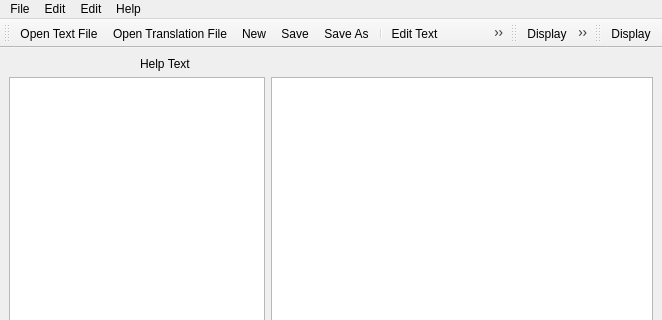
Qt form ui/texttrainer.ui (jkanev/texttrainer) before a commit; both pictures show x 0 to 662 and y 0 to 320 of the 662 by 629 pixel window.
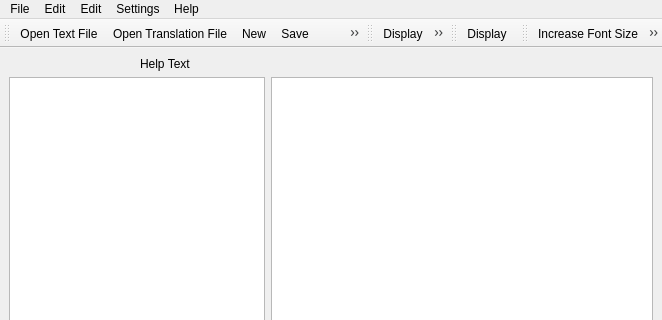
The same form after that commit. Icons and pictures are not drawn.

Commit message: Implemented changeable font size. Implemented (hardwired) themes.

What changed in the file:
```diff
--- a/ui/texttrainer.ui
+++ b/ui/texttrainer.ui
@@ -153,17 +153,17 @@
     </item>
    </layout>
   </widget>
-  <widget class="QMenuBar" name="menubar" >
-   <property name="geometry" >
+  <widget class="QMenuBar" name="menubar">
+   <property name="geometry">
     <rect>
      <x>0</x>
      <y>0</y>
      <width>662</width>
-     <height>28</height>
+     <height>18</height>
     </rect>
    </property>
-   <widget class="QMenu" name="menuFile" >
-    <property name="title" >
+   <widget class="QMenu" name="menuFile">
+    <property name="title">
      <string>File</string>
     </property>
     <addaction name="actionOpenTextFile" />
@@ -174,30 +174,45 @@
     <addaction name="separator" />
     <addaction name="actionExit" />
    </widget>
-   <widget class="QMenu" name="menuHelp" >
-    <property name="title" >
+   <widget class="QMenu" name="menuHelp">
+    <property name="title">
      <string>Help</string>
     </property>
     <addaction name="actionAbout" />
    </widget>
-   <widget class="QMenu" name="menuEditText" >
-    <property name="title" >
+   <widget class="QMenu" name="menuEditText">
+    <property name="title">
      <string>Edit</string>
     </property>
     <addaction name="actionModeDisplay" />
     <addaction name="actionDeleteTranslation" />
    </widget>
-   <widget class="QMenu" name="menuEditTranslations" >
-    <property name="title" >
+   <widget class="QMenu" name="menuEditTranslations">
+    <property name="title">
      <string>Edit</string>
     </property>
     <addaction name="actionModeDisplay" />
     <addaction name="actionModeEditTranslations" />
    </widget>
-   <addaction name="menuFile" />
-   <addaction name="menuEditText" />
-   <addaction name="menuEditTranslations" />
-   <addaction name="menuHelp" />
+   <widget class="QMenu" name="menuSettings">
+    <property name="title">
+     <string>Settings</string>
+    </property>
+    <addaction name="actionIncreaseFont"/>
+    <addaction name="actionDecreaseFont"/>
+    <addaction name="actionSystemFont"/>
+    <addaction name="separator"/>
+    <addaction name="actionMorningTheme"/>
+    <addaction name="actionDayTheme"/>
+    <addaction name="actionEveningTheme"/>
+    <addaction name="actionNightTheme"/>
+    <addaction name="actionSystemColours"/>
+   </widget>
+   <addaction name="menuFile"/>
+   <addaction name="menuEditText"/>
+   <addaction name="menuEditTranslations"/>
+   <addaction name="menuSettings"/>
+   <addaction name="menuHelp"/>
   </widget>
   <widget class="QStatusBar" name="statusbar" />
   <widget class="QToolBar" name="toolbarFile" >
@@ -210,17 +225,17 @@
    <attribute name="toolBarBreak" >
     <bool>false</bool>
    </attribute>
-   <addaction name="actionOpenTextFile" />
-   <addaction name="actionOpenTranslationFile" />
-   <addaction name="actionNew" />
-   <addaction name="actionSave" />
-   <addaction name="actionSaveAs" />
-   <addaction name="separator" />
-   <addaction name="actionModeEditText" />
-   <addaction name="actionModeEditTranslations" />
-   <addaction name="separator" />
-   <addaction name="actionAbout" />
-   <addaction name="actionExit" />
+   <addaction name="actionOpenTextFile"/>
+   <addaction name="actionOpenTranslationFile"/>
+   <addaction name="actionNew"/>
+   <addaction name="actionSave"/>
+   <addaction name="actionSaveAs"/>
+   <addaction name="separator"/>
+   <addaction name="actionModeEditText"/>
+   <addaction name="actionModeEditTranslations"/>
+   <addaction name="separator"/>
+   <addaction name="actionAbout"/>
+   <addaction name="actionExit"/>
   </widget>
   <widget class="QToolBar" name="toolbarEditText" >
    <property name="windowTitle" >
@@ -232,8 +247,8 @@
    <attribute name="toolBarBreak" >
     <bool>false</bool>
    </attribute>
-   <addaction name="actionModeDisplay" />
-   <addaction name="actionModeEditTranslations" />
+   <addaction name="actionModeDisplay"/>
+   <addaction name="actionModeEditTranslations"/>
   </widget>
   <widget class="QToolBar" name="toolbarEditTranslations" >
    <property name="windowTitle" >
@@ -245,11 +260,30 @@
    <attribute name="toolBarBreak" >
     <bool>false</bool>
    </attribute>
-   <addaction name="actionModeDisplay" />
+   <addaction name="actionModeDisplay"/>
   </widget>
-  <action name="actionOpenTextFile" >
-   <property name="icon" >
-    <iconset resource="resources/texttrainer.qrc" >
+  <widget class="QToolBar" name="toolbarSettings">
+   <property name="windowTitle">
+    <string>toolBar</string>
+   </property>
+   <attribute name="toolBarArea">
+    <enum>TopToolBarArea</enum>
+   </attribute>
+   <attribute name="toolBarBreak">
+    <bool>false</bool>
+   </attribute>
+   <addaction name="actionIncreaseFont"/>
+   <addaction name="actionDecreaseFont"/>
+   <addaction name="actionSystemFont"/>
+   <addaction name="separator"/>
+   <addaction name="actionMorningTheme"/>
+   <addaction name="actionDayTheme"/>
+   <addaction name="actionEveningTheme"/>
+   <addaction name="actionNightTheme"/>
+  </widget>
+  <action name="actionOpenTextFile">
+   <property name="icon">
+    <iconset resource="../resources/texttrainer.qrc">
      <normaloff>:/new/prefix1/fileopen.png</normaloff>:/new/prefix1/fileopen.png</iconset>
    </property>
    <property name="text" >
@@ -355,9 +389,76 @@
     <string>New Translation</string>
    </property>
   </action>
+  <action name="actionIncreaseFont">
+   <property name="icon">
+    <iconset resource="../resources/texttrainer.qrc">
+     <normaloff>:/new/prefix1/viewmag+.png</normaloff>:/new/prefix1/viewmag+.png</iconset>
+   </property>
+   <property name="text">
+    <string>Increase Font Size</string>
+   </property>
+  </action>
+  <action name="actionDecreaseFont">
+   <property name="icon">
+    <iconset resource="../resources/texttrainer.qrc">
+     <normaloff>:/new/prefix1/viewmag-.png</normaloff>:/new/prefix1/viewmag-.png</iconset>
+   </property>
+   <property name="text">
+    <string>Decrease Font Size</string>
+   </property>
+  </action>
+  <action name="actionSystemFont">
+   <property name="icon">
+    <iconset resource="../resources/texttrainer.qrc">
+     <normaloff>:/new/prefix1/viewmagfit.png</normaloff>:/new/prefix1/viewmagfit.png</iconset>
+   </property>
+   <property name="text">
+    <string>Default Font Size</string>
+   </property>
+  </action>
+  <action name="actionMorningTheme">
+   <property name="icon">
+    <iconset resource="../resources/texttrainer.qrc">
+     <normaloff>:/new/prefix1/weather-clouds.png</normaloff>:/new/prefix1/weather-clouds.png</iconset>
+   </property>
+   <property name="text">
+    <string>Morning Theme</string>
+   </property>
+  </action>
+  <action name="actionDayTheme">
+   <property name="icon">
+    <iconset resource="../resources/texttrainer.qrc">
+     <normaloff>:/new/prefix1/weather-clear.png</normaloff>:/new/prefix1/weather-clear.png</iconset>
+   </property>
+   <property name="text">
+    <string>Day Theme</string>
+   </property>
+  </action>
+  <action name="actionEveningTheme">
+   <property name="icon">
+    <iconset resource="../resources/texttrainer.qrc">
+     <normaloff>:/new/prefix1/weather-clouds-night.png</normaloff>:/new/prefix1/weather-clouds-night.png</iconset>
+   </property>
+   <property name="text">
+    <string>Evening Theme</string>
+   </property>
+  </action>
+  <action name="actionNightTheme">
+   <property name="icon">
+    <iconset resource="../resources/texttrainer.qrc">
+     <normaloff>:/new/prefix1/weather-clear-night.png</normaloff>:/new/prefix1/weather-clear-night.png</iconset>
+   </property>
+   <property name="text">
+    <string>Night Theme</string>
+   </property>
+  </action>
+  <action name="actionSystemColours">
+   <property name="text">
+    <string>System Colours</string>
+   </property>
+  </action>
  </widget>
- <layoutdefault spacing="6" margin="9" />
- <includes/>
+ <layoutdefault spacing="6" margin="9"/>
  <resources>
   <include location="resources/texttrainer.qrc" />
  </resources>
```
Left out of the diff: 263 changed lines with no effect on the pictures. The commit also changes 6 other files.
